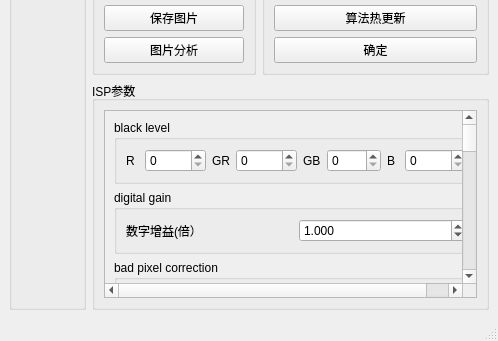
Old version of the form Python/tools/rawimageeditor/ui/rawimageeditor_window.ui in the repository dripping000/PyQtTools; both pictures show x 0 to 498 and y 236 to 577 of the 498 by 577 pixel window.
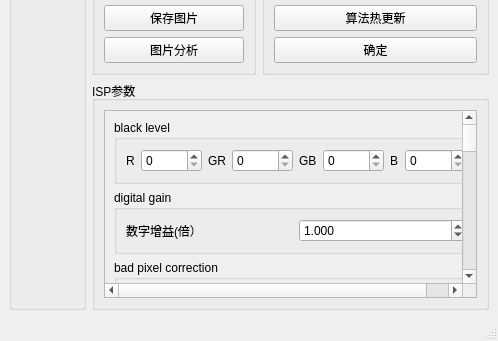
New version of the form.

Commit message:
Bug [Python] BLC
1.the range of ui is 0-65535

Patch:
```diff
--- a/Python/tools/rawimageeditor/ui/rawimageeditor_window.ui
+++ b/Python/tools/rawimageeditor/ui/rawimageeditor_window.ui
@@ -545,7 +545,7 @@
             <property name="geometry">
              <rect>
               <x>0</x>
-              <y>-143</y>
+              <y>-538</y>
               <width>370</width>
               <height>785</height>
              </rect>
@@ -1481,14 +1481,14 @@
                 <item row="0" column="6">
                  <widget class="QSpinBox" name="blc_gb">
                   <property name="maximum">
-                   <number>1000</number>
+                   <number>65535</number>
                   </property>
                  </widget>
                 </item>
                 <item row="0" column="4">
                  <widget class="QSpinBox" name="blc_gr">
                   <property name="maximum">
-                   <number>10000</number>
+                   <number>65535</number>
                   </property>
                  </widget>
                 </item>
@@ -1509,7 +1509,7 @@
                 <item row="0" column="2">
                  <widget class="QSpinBox" name="blc_r">
                   <property name="maximum">
-                   <number>10000</number>
+                   <number>65535</number>
                   </property>
                  </widget>
                 </item>
```
Left out of the diff: 2 changed lines with no effect on the pictures. The commit also changes 1 other file.
